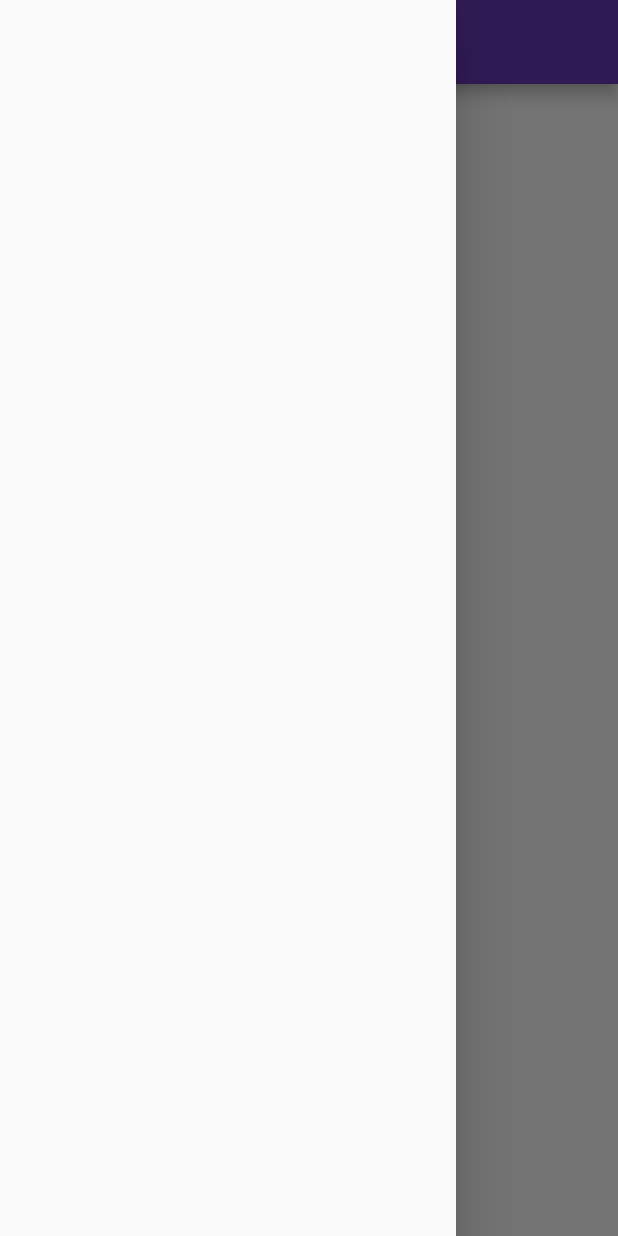
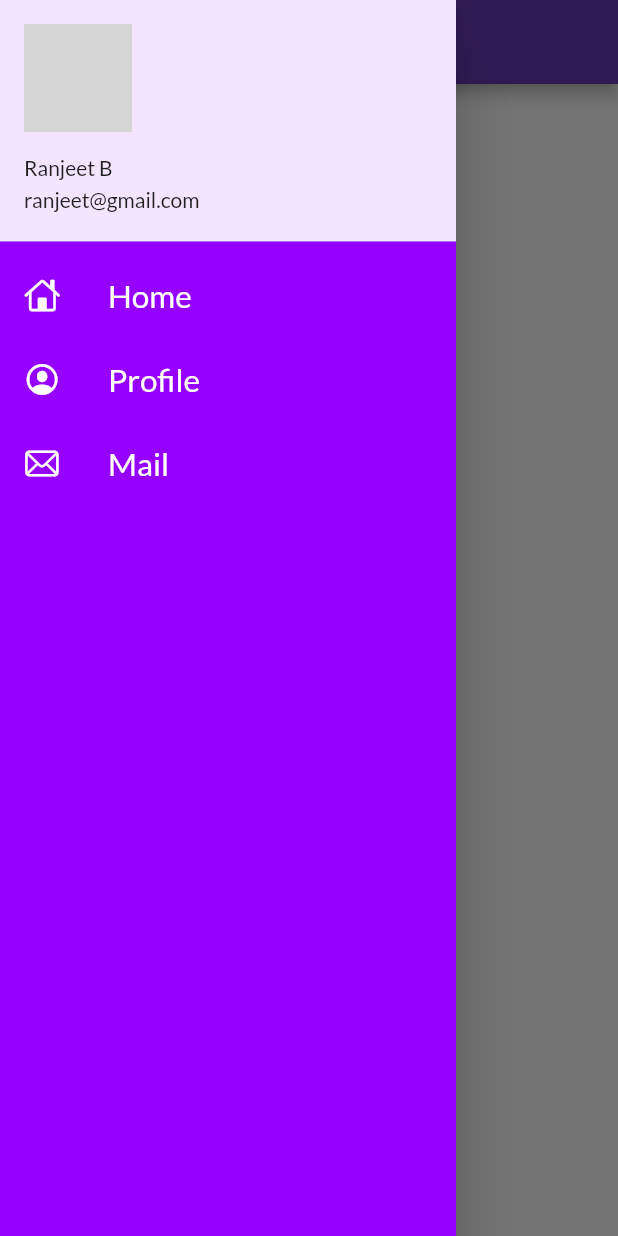
Before and after one commit to Ranjeet-K-Balobal/First-App, a Flutter app: the Homepage screen opened by its route, with the side drawer open, on a phone screen of 412 x 824 dp. Run offline on Flutter 3.47's test engine with Material 2 defaults, Android fonts, the light colour scheme and no system bars; our stand-ins replace google_fonts; network calls fail; grey boxes are pictures that could not be loaded.

Commit message:
Day9- Drawer

```diff
--- a/lib/Pages/home_page.dart
+++ b/lib/Pages/home_page.dart
@@ -1,3 +1,4 @@
+import 'package:example1_test/widgets/drawer.dart';
 import 'package:flutter/material.dart';
 
 class Homepage extends StatelessWidget {
@@ -14,7 +15,7 @@ class Homepage extends StatelessWidget {
           child:Text("tetherfi $days by "+name) ,
         ),
       ),
-      drawer: Drawer(),
+      drawer: MyDrawer(),
       );
   }
 }
--- /dev/null
+++ b/lib/widgets/drawer.dart
@@ -0,0 +1,72 @@
+import 'package:flutter/cupertino.dart';
+import 'package:flutter/material.dart';
+
+class MyDrawer extends StatelessWidget {
+  @override
+  Widget build(BuildContext context) {
+    final imageURL =
+        "https://media.licdn.com/dms/image/D5603AQGlJAk4ArXO5w/profile-displayphoto-shrink_400_400/0/1671009767585?e=1703116800&v=beta&t=k-5de4aKIezRNIT5PqHkGq90dRu9-vaucvNPzv6C0zg";
+    return Drawer(
+      child: Container(
+        color: Color.fromARGB(255, 149, 0, 255),
+        child: ListView(
+          padding: EdgeInsets.zero,
+          children: [
+            DrawerHeader(
+              padding: EdgeInsets.zero,
+              child: UserAccountsDrawerHeader(
+                margin: EdgeInsets.zero,
+                decoration:
+                    BoxDecoration(color: Color.fromARGB(255, 243, 229, 254)),
+                accountEmail: Text("ranjeet@gmail.com"),
+                accountName: Text("Ranjeet B"),
+                currentAccountPicture: CircleAvatar(
+                  backgroundImage: NetworkImage(imageURL),
+                ),
+              ),
+            ),
+            ListTile(
+              leading: Icon(CupertinoIcons.home,
+              color: Colors.white,),
+              title: Text(
+                "Home",
+                textScaleFactor: 1.5,
+                style: TextStyle(
+                  color: Colors.white
+                  ),
+                ),
+
+
+            ),
+            ListTile(
+              leading: Icon(CupertinoIcons.profile_circled,
+              color: Colors.white,),
+              title: Text(
+                "Profile",
+                textScaleFactor: 1.5,
+                style: TextStyle(
+                  color: Colors.white
+                  ),
+                ),
+
+
+            ),
+            ListTile(
+              leading: Icon(CupertinoIcons.mail,
+              color: Colors.white,),
+              title: Text(
+                "Mail",
+                textScaleFactor: 1.5,
+                style: TextStyle(
+                  color: Colors.white
+                  ),
+                ),
+
+
+            )
+          ],
+        ),
+      ),
+    );
+  }
+}
```
